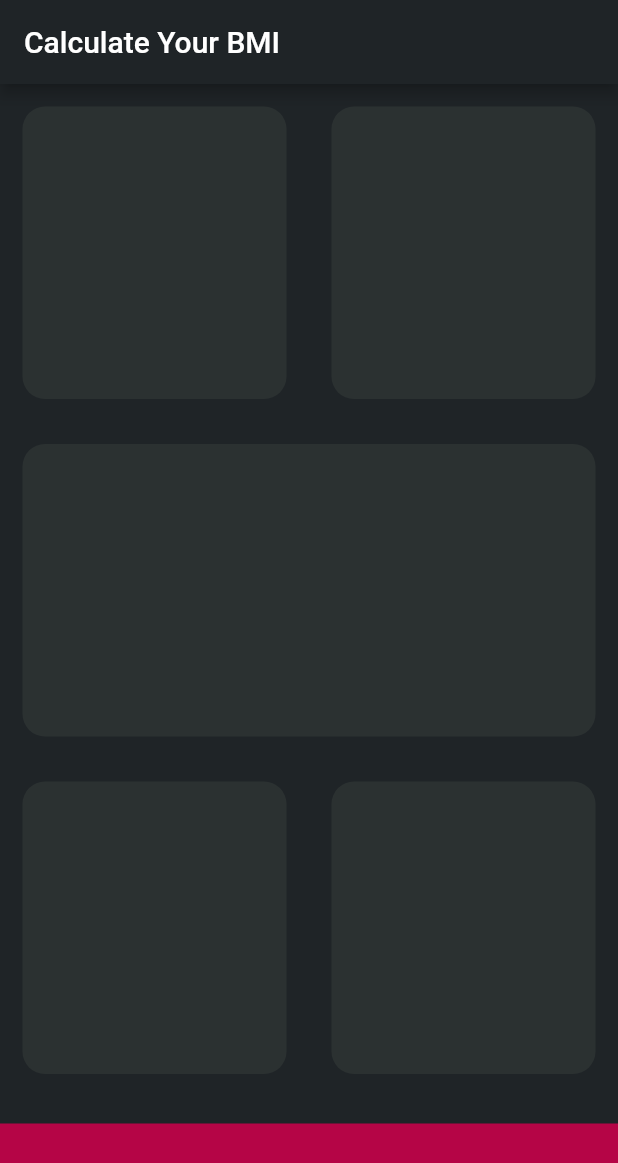
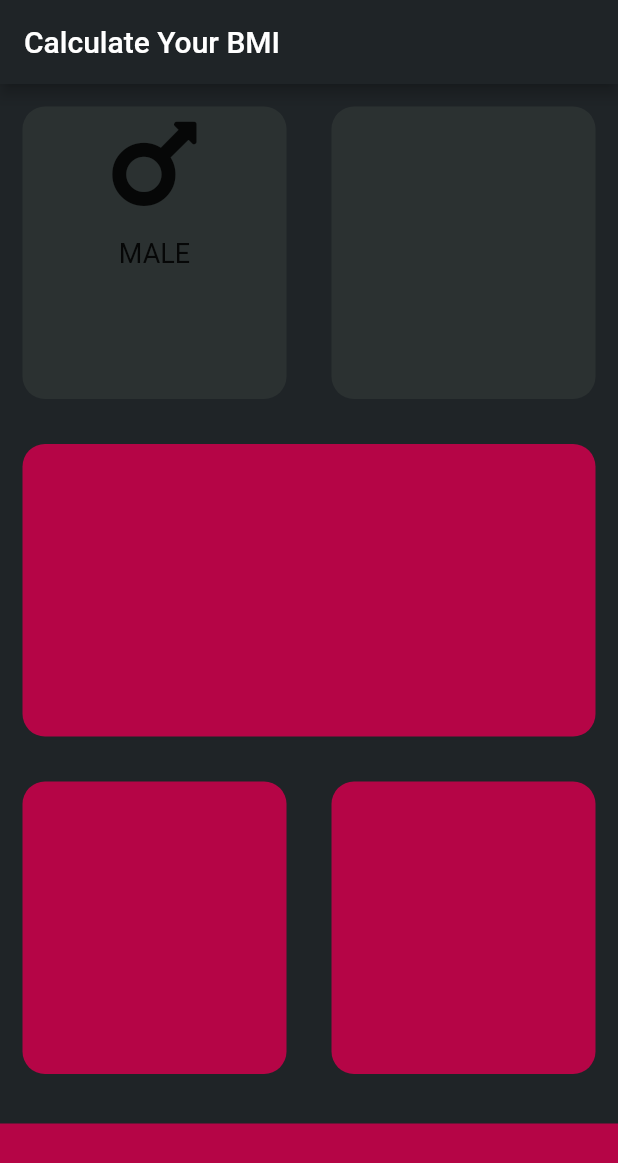
Before and after one commit to gurleen-kaur1313/BMI-calculator, a Flutter app: the screen it shows after launch, on a phone screen of 412 x 824 dp. Shown: the top 1163 px of the screen. Run offline on Flutter 3.47's test engine with Material 2 defaults, Android fonts, the phone set to English and light mode, and no system bars; our stand-ins replace font_awesome_flutter.

Commit message:
some changes

```diff
--- a/bmi/lib/HomeScreen.dart
+++ b/bmi/lib/HomeScreen.dart
@@ -1,4 +1,5 @@
 import 'package:flutter/material.dart';
+import 'package:font_awesome_flutter/font_awesome_flutter.dart';
 
 class HomePage extends StatefulWidget {
   @override
@@ -19,22 +20,21 @@ class _HomePageState extends State<HomePage> {
                           child: Row(
                 children: [
                   Expanded(
-                                      child: Container(
-                      margin: EdgeInsets.all(15.0),
-                      decoration: BoxDecoration(
-                        color: Color(0xff2b3131),
-                        borderRadius: BorderRadius.circular(15.0),
-                      ),
-                    ),
+                                      child: ReusableContanier(
+                                        customChild: Container(
+                                          child: Column(
+                                            children: [
+                                              Icon(FontAwesomeIcons.mars, size: 75.0,),
+                                              SizedBox(height: 12),
+                                              Text('MALE',style: TextStyle(fontSize: 18.0),)
+                                            ],
+                                          ),
+                                        ),
+                                        contColor: Color(0xff2b3131),
+                                        ),
                   ),
                   Expanded(
-                                      child: Container(
-                      margin: EdgeInsets.all(15.0),
-                      decoration: BoxDecoration(
-                        color: Color(0xff2b3131),
-                        borderRadius: BorderRadius.circular(15.0),
-                      ),
-                    ),
+                                      child: ReusableContanier(contColor: Color(0xff2b3131),),
                   ),
                 ],
               ),
@@ -43,13 +43,7 @@ class _HomePageState extends State<HomePage> {
                           child: Row(
                 children: [
                   Expanded(
-                                      child: Container(
-                      margin: EdgeInsets.all(15.0),
-                      decoration: BoxDecoration(
-                        color: Color(0xff2b3131),
-                        borderRadius: BorderRadius.circular(15.0),
-                      ),
-                    ),
+                                      child: ReusableContanier(contColor: Color(0xffb50546),),
                   ),
                 ],
               ),
@@ -58,22 +52,10 @@ class _HomePageState extends State<HomePage> {
                           child: Row(
                 children: [
                   Expanded(
-                                      child: Container(
-                      margin: EdgeInsets.all(15.0),
-                      decoration: BoxDecoration(
-                        color: Color(0xff2b3131),
-                        borderRadius: BorderRadius.circular(15.0),
-                      ),
-                    ),
+                                      child: ReusableContanier(contColor: Color(0xffb50546),),
                   ),
                   Expanded(
-                                      child: Container(
-                      margin: EdgeInsets.all(15.0),
-                      decoration: BoxDecoration(
-                        color: Color(0xff2b3131),
-                        borderRadius: BorderRadius.circular(15.0),
-                      ),
-                    ),
+                                      child: ReusableContanier(contColor: Color(0xffb50546),),
                   ),
                 ],
               ),
@@ -90,3 +72,23 @@ class _HomePageState extends State<HomePage> {
     );
   }
 }
+
+class ReusableContanier extends StatelessWidget {
+
+ReusableContanier({@required this.contColor, this.customChild});
+
+final Color contColor;
+final Widget customChild;
+
+  @override
+  Widget build(BuildContext context) {
+    return Container(
+      child: customChild,
+                      margin: EdgeInsets.all(15.0),
+                      decoration: BoxDecoration(
+                        color: contColor,
+                        borderRadius: BorderRadius.circular(15.0),
+                      ),
+                    );
+  }
+}
--- a/bmi/pubspec.yaml
+++ b/bmi/pubspec.yaml
@@ -28,6 +28,7 @@ dependencies:
   # The following adds the Cupertino Icons font to your application.
   # Use with the CupertinoIcons class for iOS style icons.
   cupertino_icons: ^1.0.0
+  font_awesome_flutter: ^8.11.0
 
 dev_dependencies:
   flutter_test:
```
